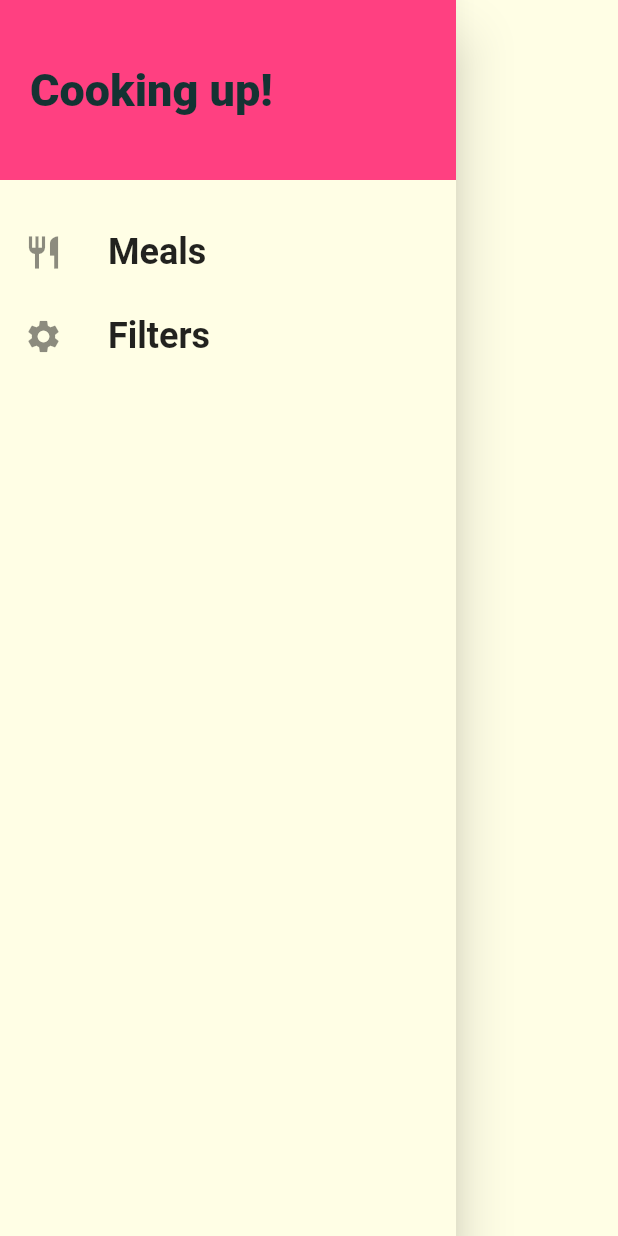
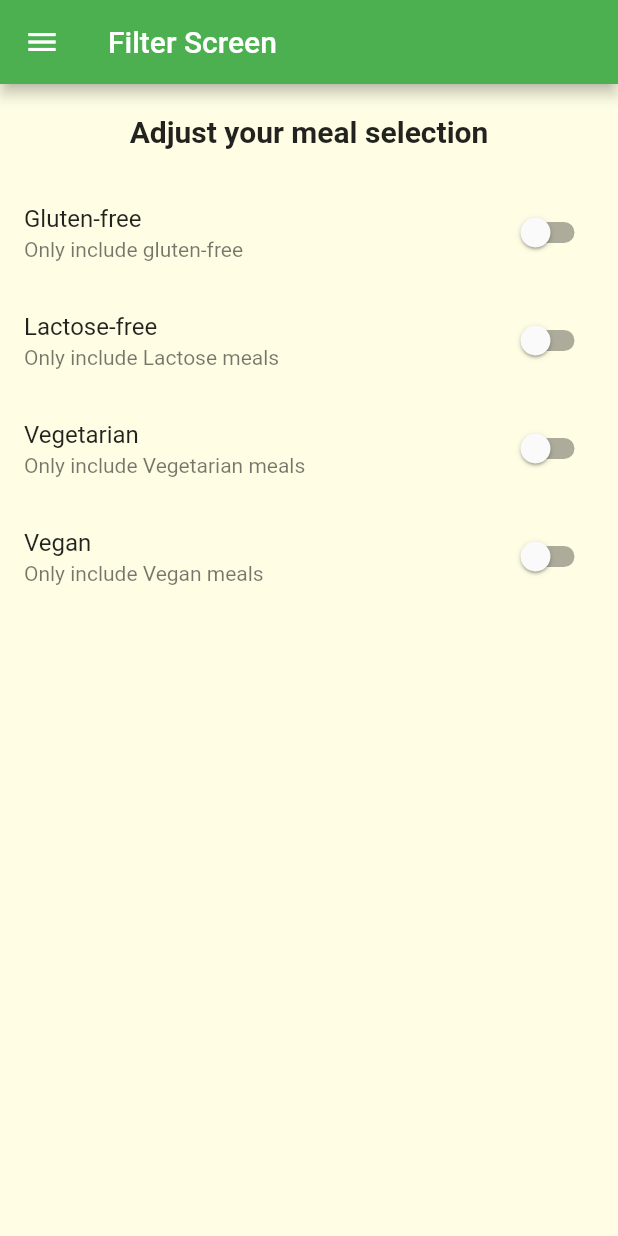
Before and after one commit to HoangLiscao/meals_app, a Flutter app: the MainDrawer widget shown alone on an empty page, opened directly, after a tap on "Filters", on a phone screen of 412 x 824 dp. Run offline on Flutter 3.47's test engine with Material 2 defaults, Android fonts, the phone set to English and light mode, and no system bars; Roboto replaces fonts that are missing (Raleway, RobotoCondensed); statements that could not run were skipped.

Commit message:
Add drawer and filter

```diff
--- a/meals/lib/main.dart
+++ b/meals/lib/main.dart
@@ -1,5 +1,7 @@
 import 'package:flutter/material.dart';
 import 'package:meals/screens/category_meals_screen.dart';
+import 'package:meals/screens/favourites_screen.dart';
+import 'package:meals/screens/filter_screen.dart';
 import 'package:meals/screens/meal_detail_screen.dart';
 import 'package:meals/screens/tabs_screen.dart';
 
@@ -30,7 +32,9 @@ class MyApp extends StatelessWidget {
       routes: {
         "/" : (context) => TabsScreen(),
         CategoryMealsScreen.routeName: (context) => CategoryMealsScreen(),
-        MealDetailScreen.routeName: (context) => MealDetailScreen()
+        MealDetailScreen.routeName: (context) => MealDetailScreen(),
+        FillterScreen.routeName: (context) => FillterScreen(),
+        FavouritesScreen.routeName: (context) => FavouritesScreen()
       },
       onGenerateRoute: (setting) {
         print (setting.arguments);
--- a/meals/lib/screens/favourites_screen.dart
+++ b/meals/lib/screens/favourites_screen.dart
@@ -1,7 +1,7 @@
 
   import 'package:flutter/material.dart';
   class FavouritesScreen extends StatelessWidget {
-
+    static const routeName = "/favourites-screen";
     @override
     Widget build(BuildContext context) {
       return Center(
--- /dev/null
+++ b/meals/lib/screens/filter_screen.dart
@@ -0,0 +1,75 @@
+import 'package:flutter/material.dart';
+import 'package:meals/widgets_model/main_drawer.dart';
+
+class FillterScreen extends StatefulWidget {
+  static const routeName = "/filter-screen";
+
+  @override
+  _FillterScreenState createState() => _FillterScreenState();
+}
+
+class _FillterScreenState extends State<FillterScreen> {
+  var _glutenFree = false;
+  var _vegetarian = false;
+  var _vegan = false;
+  var _lactoseFree = false;
+
+  Widget _buildSwitchListTitle(String title, String description, bool currentValue, Function(bool)? updateValue) {
+    return SwitchListTile(title: Text(title),
+        subtitle: Text(description),
+        value: currentValue,
+        onChanged: updateValue
+    );
+  }
+
+  @override
+  Widget build(BuildContext context) {
+    return Scaffold(
+      appBar: AppBar(
+        title: Text("Filter Screen"),
+      ),
+      body: Column(
+        children: [
+          Container(
+            padding: EdgeInsets.all(20),
+            child: Text(
+              "Adjust your meal selection",
+              style: Theme
+                  .of(context)
+                  .textTheme
+                  .title,
+            ),
+          ),
+          Expanded(
+            child: ListView(
+              children: [
+                _buildSwitchListTitle("Gluten-free", "Only include gluten-free", _glutenFree, (newValue) {
+                  setState(() {
+                    _glutenFree = newValue;
+                  });
+                }),
+                _buildSwitchListTitle("Lactose-free", "Only include Lactose meals", _lactoseFree, (newValue) {
+                  setState(() {
+                    _lactoseFree = newValue;
+                  });
+                }),
+                _buildSwitchListTitle("Vegetarian", "Only include Vegetarian meals", _vegetarian, (newValue) {
+                  setState(() {
+                    _vegetarian = newValue;
+                  });
+                }),
+                _buildSwitchListTitle("Vegan", "Only include Vegan meals", _vegan, (newValue) {
+                  setState(() {
+                    _vegan = newValue;
+                  });
+                })
+
+              ],
+            ),
+          )
+        ],
+      ),
+      drawer: MainDrawer(),
+    );
+  }
+}
--- a/meals/lib/screens/tabs_screen.dart
+++ b/meals/lib/screens/tabs_screen.dart
@@ -1,6 +1,7 @@
 import 'package:flutter/material.dart';
 import 'package:meals/screens/categories_screen.dart';
 import 'package:meals/screens/favourites_screen.dart';
+import 'package:meals/widgets_model/main_drawer.dart';
 
 class TabsScreen extends StatefulWidget {
   @override
@@ -26,7 +27,7 @@ class _TabsScreenState extends State<TabsScreen> {
       appBar: AppBar(
         title: Text(_pages[_selectedPageIndex]["title"] as String),
       ),
-      drawer: Drawer(child: Text("The Drawer!"),),
+      drawer: MainDrawer(),
       body: _pages[_selectedPageIndex]["page"] as Widget,
       bottomNavigationBar: BottomNavigationBar(
         backgroundColor: Theme.of(context).primaryColor,
--- a/meals/lib/widgets_model/main_drawer.dart
+++ b/meals/lib/widgets_model/main_drawer.dart
@@ -1,7 +1,8 @@
 import 'package:flutter/material.dart';
+import 'package:meals/screens/filter_screen.dart';
 
 class MainDrawer extends StatelessWidget {
-  Widget buildListTitle(String title, IconData icon) {
+  Widget buildListTitle(String title, IconData icon, Function() tabHandle) {
     return ListTile(
       leading: Icon(
         icon,
@@ -11,9 +12,7 @@ class MainDrawer extends StatelessWidget {
         title,
         style: TextStyle(fontSize: 24, fontWeight: FontWeight.bold),
       ),
-      onTap: () {
-        //todo
-      },
+      onTap: tabHandle,
     );
   }
 
@@ -28,16 +27,18 @@ class MainDrawer extends StatelessWidget {
             padding: EdgeInsets.all(20),
             alignment: Alignment.centerLeft,
             color: Theme.of(context).accentColor,
-            decoration: BoxDecoration(
-                color: Colors.grey, borderRadius: BorderRadius.circular(5)),
             child: Text("Cooking up!",
                 style: TextStyle(fontWeight: FontWeight.w900, fontSize: 30)),
           ),
           SizedBox(
             height: 20,
           ),
-          buildListTitle("Meals", Icons.restaurant),
-          buildListTitle("Filters", Icons.settings)
+          buildListTitle("Meals", Icons.restaurant, () {
+            Navigator.of(context).pushNamed("/");
+          }),
+          buildListTitle("Filters", Icons.settings, () {
+            Navigator.of(context).pushReplacementNamed(FillterScreen.routeName);
+          })
         ],
       ),
     );
```
Also changed, not shown: meals/lib/screens/category_meals_screen.dart (+44 -14 lines), meals/lib/screens/meal_detail_screen.dart (+23 -6 lines), meals/lib/widgets_model/meal_item.dart (+40 -26 lines).
